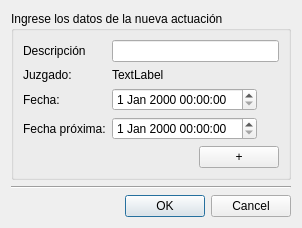
First picture: the form in AbogadosDesktop/src/gui/uis/nuevaActuacion.ui, repository ehmsoft/Desktop, before the edit.
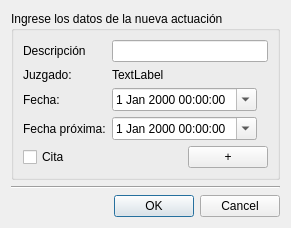
Second picture: the form after the edit.

Commit message: Se implementan las citas desde las actuaciones Se hacen mejoras varias en el funcionamiento de las citas y del calendario

Diff of the .ui file:
```diff
--- a/AbogadosDesktop/src/gui/uis/nuevaActuacion.ui
+++ b/AbogadosDesktop/src/gui/uis/nuevaActuacion.ui
@@ -6,8 +6,8 @@
    <rect>
     <x>0</x>
     <y>0</y>
-    <width>302</width>
-    <height>205</height>
+    <width>291</width>
+    <height>209</height>
    </rect>
   </property>
   <property name="sizePolicy">
@@ -19,8 +19,6 @@
   <property name="windowTitle">
    <string>Nueva actuación</string>
   </property>
-  <layout class="QHBoxLayout" name="horizontalLayout_3">
-   <item>
     <layout class="QVBoxLayout" name="verticalLayout">
      <item>
       <widget class="QGroupBox" name="groupBox">
@@ -80,7 +78,11 @@
            </widget>
           </item>
           <item row="2" column="1">
-           <widget class="QDateTimeEdit" name="dteFecha"/>
+         <widget class="QDateTimeEdit" name="dteFecha">
+          <property name="calendarPopup">
+           <bool>true</bool>
+          </property>
+         </widget>
           </item>
           <item row="3" column="0">
            <widget class="QLabel" name="lblFechaProxima">
@@ -93,11 +95,27 @@
            </widget>
           </item>
           <item row="3" column="1">
-           <widget class="QDateTimeEdit" name="dteFechaProxima"/>
+         <widget class="QDateTimeEdit" name="dteFechaProxima">
+          <property name="calendarPopup">
+           <bool>true</bool>
+          </property>
+         </widget>
           </item>
          </layout>
         </item>
         <item row="1" column="0">
+       <layout class="QHBoxLayout" name="horizontalLayout">
+        <property name="sizeConstraint">
+         <enum>QLayout::SetMinimumSize</enum>
+        </property>
+        <item>
+         <widget class="QCheckBox" name="checkCita">
+          <property name="text">
+           <string>Cita</string>
+          </property>
+         </widget>
+        </item>
+        <item>
          <widget class="QPushButton" name="btnAdd">
           <property name="sizePolicy">
            <sizepolicy hsizetype="Fixed" vsizetype="Fixed">
@@ -114,6 +132,8 @@
          </widget>
         </item>
        </layout>
+      </item>
+     </layout>
       </widget>
      </item>
      <item>
@@ -132,8 +152,6 @@
         <set>QDialogButtonBox::Cancel|QDialogButtonBox::Ok</set>
        </property>
       </widget>
-     </item>
-    </layout>
    </item>
   </layout>
  </widget>
```
Lines whose indentation alone changed are shown as unchanged. The commit also changes 7 other files.
